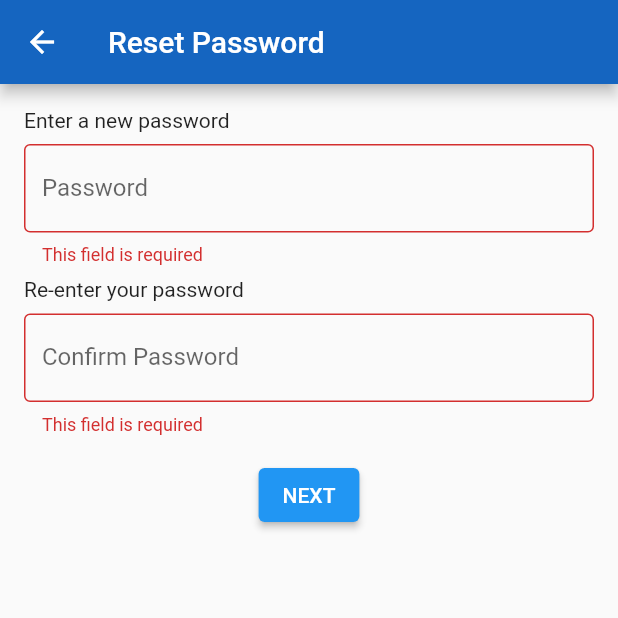
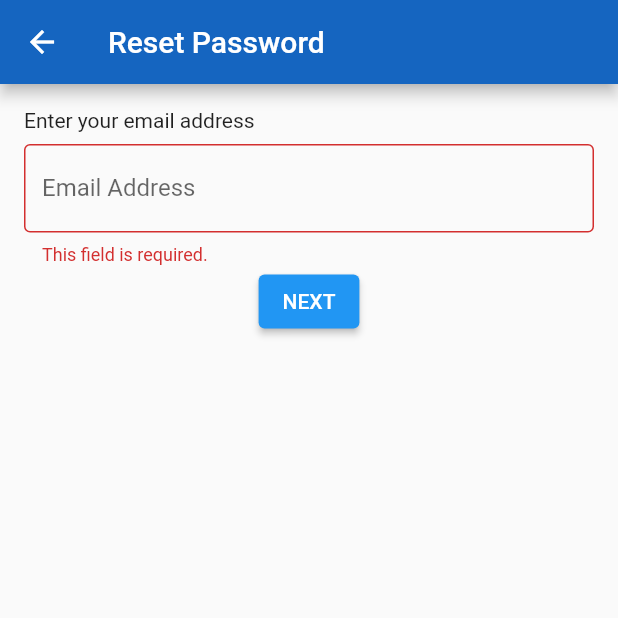
Before and after one commit to mitchellnwakusor/Pickup, a Flutter app: the ResetPasswordScreen screen opened by its route, after a tap on "NEXT", on a phone screen of 412 x 824 dp, the top half of it. Run offline on Flutter 3.47's test engine with Material 2 defaults, Android fonts, the phone set to English and light mode, and no system bars; our stand-ins replace cloud_firestore, firebase_auth, firebase_core, firebase_database, firebase_storage, flutter_rating_stars and 4 more; missing offline and left inert: flutter_geofire; accounts and stored records are empty; network calls fail.

Commit message:
Merge remote-tracking branch 'origin/master'
# Conflicts:
#	lib/map/home_index.dart
#	pubspec.yaml

```diff
--- a/lib/screens/reset_password.dart
+++ b/lib/screens/reset_password.dart
@@ -1,5 +1,6 @@
 import 'package:flutter/material.dart';
 import 'package:flutter/services.dart';
+import 'package:pickup_driver/services/firebase_services.dart';
 import 'package:provider/provider.dart';
 
 import '../services/providers.dart';
@@ -14,18 +15,18 @@ class ResetPasswordScreen extends StatefulWidget {
 
 class _ResetPasswordScreenState extends State<ResetPasswordScreen> {
   GlobalKey<FormState> formKey = GlobalKey<FormState>();
-  TextEditingController password = TextEditingController();
-  TextEditingController confirmPassword = TextEditingController();
+  TextEditingController email = TextEditingController();
+  //TextEditingController confirmPassword = TextEditingController();
   @override
   Widget build(BuildContext context) {
     return Scaffold(
         appBar: AppBar(
           backgroundColor: Colors.blue.shade800,
-          title: Text('Reset Password'),
+          title: const Text('Reset Password'),
         ),
         body: SingleChildScrollView(
             child: Container(
-              padding: EdgeInsets.all(8),
+              padding: const EdgeInsets.all(8),
               child: Form(
                 key: formKey,
                 child: Padding(
@@ -33,66 +34,69 @@ class _ResetPasswordScreenState extends State<ResetPasswordScreen> {
                   child: Column(
                     crossAxisAlignment: CrossAxisAlignment.start,
                     children: [
-                      const Text('Enter a new password'),
+                      const Text('Enter your email address'),
                       const SizedBox(height: 8,),
                       TextFormField(
                         autovalidateMode: AutovalidateMode.onUserInteraction,
-                        controller: password,
+                        controller: email,
                         validator: (value) {
                           if (value == null || value.trim().isEmpty) {
-                            return 'This field is required';
+                            return 'This field is required.';
                           }
-                          String pattern =
-                              r'^(?=.*?[A-Z])(?=.*?[a-z])(?=.*?[0-9])(?=.*?[!@#\$&*~]).{8,}$';
+                          String pattern = r'\w+@\w+\.\w+';
                           if (!RegExp(pattern).hasMatch(value)) {
-                            return 'Password should contain an uppercase letter, lowercase letter, number, symbol and should be more than 8 digits';
+                            return 'Invalid E-mail address format.';
                           }
                           return null;
                         },
+                        inputFormatters: [
+                          FilteringTextInputFormatter.deny(RegExp('[!#/\$~&*]')),
+                          FilteringTextInputFormatter.deny(RegExp('[A-Z]'))
+                        ],
                         decoration: InputDecoration(
-                            label: const Text('Password'),
-                            // hintText: 'johndoe@gmail.com',
+                            label: const Text('Email Address'),
+                            hintText: 'johndoe@gmail.com',
                             border: const OutlineInputBorder(),
                             focusedBorder: OutlineInputBorder(
                                 borderSide: BorderSide(
-                                  color:Colors.blue.shade900,
-                                ))),
-                        obscureText: true,
+                                    color: Colors.blue.shade900))),
+                        keyboardType: TextInputType.emailAddress,
                         onChanged: (String value) =>
                             Provider.of<Providers>(context, listen: false)
-                                .setPasswordValue(value),
+                                .setEmailAddressValue(value),
                       ),
-                      const SizedBox(height: 8),
-                      const Text('Re-enter your password'),
-                      const SizedBox(height: 8,),
-                      TextFormField(
-                        autovalidateMode: AutovalidateMode.onUserInteraction,
-                        controller: confirmPassword,
-                        validator: (value) {
-                          if (value == null || value.trim().isEmpty) {
-                            return 'This field is required';
-                          }
-                          if (password.text.trim() != value) {
-                            return 'Password does not match';
-                          }
-                          return null;
-                        },
-                        decoration: InputDecoration(
-                            label: const Text('Confirm Password'),
-                            // hintText: 'johndoe@gmail.com',
-                            border: const OutlineInputBorder(),
-                            focusedBorder: OutlineInputBorder(
-                                borderSide: BorderSide(
-                                  color: Colors.blue.shade900,
-                                ))),
-                        obscureText: true,
-                      ),
-                      SizedBox(height: 16,),
+                      // const SizedBox(height: 8),
+                      // const Text('Re-enter your password'),
+                      // const SizedBox(height: 8,),
+                      // TextFormField(
+                      //   autovalidateMode: AutovalidateMode.onUserInteraction,
+                      //   controller: confirmPassword,
+                      //   validator: (value) {
+                      //     if (value == null || value.trim().isEmpty) {
+                      //       return 'This field is required';
+                      //     }
+                      //     if (password.text.trim() != value) {
+                      //       return 'Password does not match';
+                      //     }
+                      //     return null;
+                      //   },
+                      //   decoration: InputDecoration(
+                      //       label: const Text('Confirm Password'),
+                      //       // hintText: 'johndoe@gmail.com',
+                      //       border: const OutlineInputBorder(),
+                      //       focusedBorder: OutlineInputBorder(
+                      //           borderSide: BorderSide(
+                      //             color: Colors.blue.shade900,
+                      //           ))),
+                      //   obscureText: true,
+                      // ),
+                      // const SizedBox(height: 16,),
                       Center(
                         child: ElevatedButton(
                             onPressed: () async {
                               if (formKey.currentState!.validate()) {
                                 const LoadingWidget().showLoadingWidget(context);
+                                await FirebaseAuthentication().sendResetPasswordLink(context, email.value.text);
                               }
                             },
                             child: const Text('NEXT')),
--- a/lib/services/firebase_services.dart
+++ b/lib/services/firebase_services.dart
@@ -63,7 +63,6 @@ class FirebaseAuthentication{
          });
        }
   }
-
   Future<void> requestOTPCode(BuildContext context) async{
    try {
      await auth.verifyPhoneNumber (
@@ -94,8 +93,6 @@ class FirebaseAuthentication{
 
    }
   }
-
-
   Future<bool> linkEmailPasswordCredentials(BuildContext context) async {
     try {
       await auth.currentUser!.updateEmail(Provider.of<Providers>(context,listen: false).emailAddress);
@@ -110,7 +107,6 @@ class FirebaseAuthentication{
       return false;
     }
   }
-
   Future<bool> verifyMobileNo(String verificationID,String smsCode, BuildContext context) async {
     try {
 
@@ -149,14 +145,13 @@ class FirebaseAuthentication{
     }
 
   }
-
-
   Future<void> sendResetPasswordLink(BuildContext context, String email) async{
     try {
-      Navigator.pop(context);
-      await auth.sendPasswordResetEmail(email: email);
-      showDialog(context: context, builder: (BuildContext context){
-        return CustomDialog(titleText: 'Password reset link sent', contentText: 'A password reset link has been sent to $email');
+      await auth.sendPasswordResetEmail(email: email).then((value) {
+        Navigator.pop(context);
+        showDialog(context: context, builder: (BuildContext context){
+          return CustomDialog(titleText: 'Password reset link sent', contentText: 'A password reset link has been sent to $email');
+        });
       });
     } on FirebaseAuthException catch (e) {
       Navigator.pop(context);
@@ -165,7 +160,6 @@ class FirebaseAuthentication{
       });
     }
   }
-
   Future<void> verifyEmail(BuildContext context) async {
     auth.currentUser!.sendEmailVerification().then((value)
     {
@@ -180,7 +174,6 @@ class FirebaseAuthentication{
 
 
   }
-
   Future<void> signInEmailPassword(BuildContext context, String email, String password) async{
     try {
       UserCredential credential = await auth.signInWithEmailAndPassword(email: email, password: password);
@@ -194,7 +187,6 @@ class FirebaseAuthentication{
       });
     }
   }
-
   Future<void> signOut(BuildContext context) async{
     try {
       await auth.signOut();
--- a/lib/widgets/widgets.dart
+++ b/lib/widgets/widgets.dart
@@ -512,6 +512,7 @@ class _OTPFormState extends State<OTPForm> {
           ])),
           const SizedBox(height: 16.0),
           Row(
+            mainAxisAlignment: MainAxisAlignment.center,
             children: [
               Flexible(
                 child: Container(
@@ -1878,7 +1879,7 @@ class _SettingsPageState extends State<SettingsPage> {
                    },
                    child: CircleAvatar(
                      minRadius: 80,
-                     backgroundImage:  NetworkImage(widget.user!.personalInfo!.profileImage!, scale: 0.6), //AssetImage('blankPicture.png')
+                     backgroundImage:  NetworkImage(widget.user!.personalInfo!.profileImage!), //AssetImage('blankPicture.png')
                      backgroundColor: Colors.white54,
                    ),
                  ),),
```
Also changed, not shown: 1 other file.
